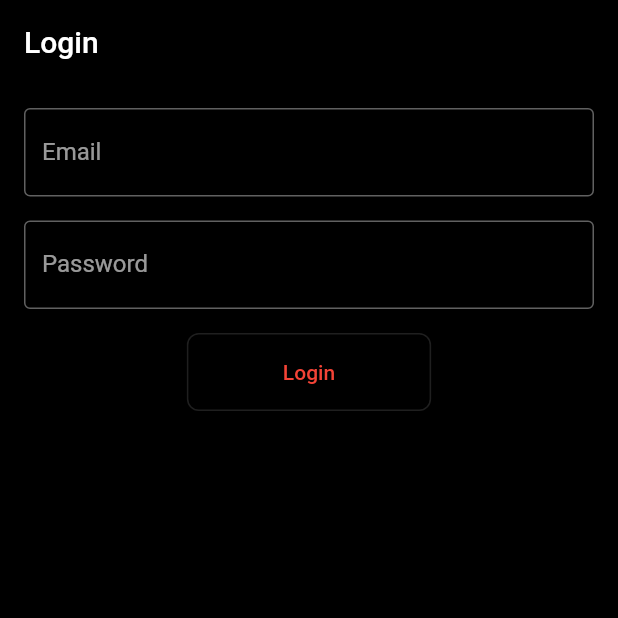
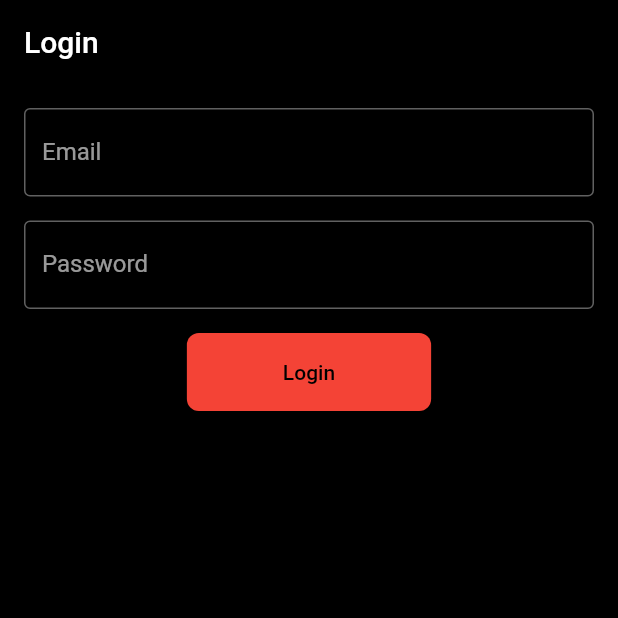
Before and after one commit to erxonxi/ideagenius, a Flutter app: the screen it shows after launch, on a phone screen of 412 x 824 dp, the top half of it. Run offline on Flutter 3.47's test engine with Material 2 defaults, Android fonts, the phone set to English and light mode, and no system bars; our stand-ins replace bloc, equatable, flutter_bloc, flutter_secure_storage, flutter_speed_dial; missing offline and left inert: flutter_quill.

Commit message:
:bug: fixing login to use api of shop

```diff
--- a/lib/blocs/user/user_bloc.dart
+++ b/lib/blocs/user/user_bloc.dart
@@ -2,15 +2,25 @@ import 'package:bloc/bloc.dart';
 import 'package:equatable/equatable.dart';
 
 import '../../models/user.dart';
+import '../../utils/services/user_service.dart';
 
 part 'user_event.dart';
 part 'user_state.dart';
 
 class UserBloc extends Bloc<UserEvent, UserState> {
-  UserBloc() : super(const UserInitial()) {
-    on<UserEvent>((event, emit) {
+  final UserService _userServiceApi;
+
+  UserBloc(
+    this._userServiceApi,
+  ) : super(const UserInitial()) {
+    on<UserEvent>((event, emit) async {
       if (event is UserLogin) {
-        emit(UserLogged(User(email: event.email, token: "", id: '1')));
+        try {
+          User user = await _userServiceApi.login(event.email, event.password);
+          emit(UserLogged(user));
+        } catch (e) {
+          emit(UserError(e.toString()));
+        }
       } else if (event is UserLoggout) {
         emit(const UserInitial());
       }
--- a/lib/blocs/user/user_state.dart
+++ b/lib/blocs/user/user_state.dart
@@ -16,3 +16,9 @@ class UserInitial extends UserState {
 class UserLogged extends UserState {
   const UserLogged(User user) : super(user);
 }
+
+class UserError extends UserState {
+  final String message;
+
+  const UserError(this.message) : super(null);
+}
--- a/lib/main.dart
+++ b/lib/main.dart
@@ -1,5 +1,6 @@
 import 'package:flutter/material.dart';
 import 'package:flutter_bloc/flutter_bloc.dart';
+import 'package:ideagenis/utils/services/user_service_api.dart';
 
 import 'blocs/notes/notes_bloc.dart';
 import 'blocs/user/user_bloc.dart';
@@ -60,7 +61,7 @@ class _MyAppStatesState extends State<MyAppStates> {
         create: (_) => TabsBloc(),
       ),
       BlocProvider(create: (_) => NotesBloc()),
-      BlocProvider(create: (_) => UserBloc()),
+      BlocProvider(create: (_) => UserBloc(UserServiceApi())),
     ], child: widget.child);
   }
 }
--- a/lib/screens/login_screen.dart
+++ b/lib/screens/login_screen.dart
@@ -30,6 +30,16 @@ class _LoginScreenState extends State<LoginScreen> {
           });
         }
 
+        if (state is UserError) {
+          WidgetsBinding.instance.addPostFrameCallback((_) {
+            ScaffoldMessenger.of(context).showSnackBar(
+              SnackBar(
+                content: Text(state.message),
+              ),
+            );
+          });
+        }
+
         return Scaffold(
           appBar: AppBar(
             title: const Text("Login"),
@@ -46,13 +56,14 @@ class _LoginScreenState extends State<LoginScreen> {
                 ),
                 const SizedBox(height: 16.0),
                 TextField(
+                  obscureText: true,
                   controller: _password,
                   decoration: const InputDecoration(
                     labelText: "Password",
                   ),
                 ),
                 const SizedBox(height: 16.0),
-                OutlinedButton(
+                FilledButton(
                   style: ButtonStyle(
                     padding: MaterialStateProperty.all(
                       const EdgeInsets.symmetric(
--- a/lib/utils/services/user_service_api.dart
+++ b/lib/utils/services/user_service_api.dart
@@ -17,7 +17,7 @@ class UserServiceApi implements UserService {
         "password": password,
       },
     ).then((value) {
-      if (value.statusCode == 200) {
+      if (value.statusCode == 201) {
         final responseBody = jsonDecode(value.body);
 
         return User.fromJson({
@@ -28,6 +28,8 @@ class UserServiceApi implements UserService {
       } else {
         throw Exception("Error");
       }
+    }).catchError((error) {
+      throw Exception("Invalid credentials");
     });
   }
 
```
